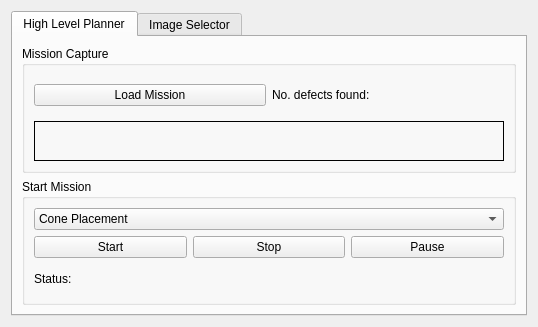
The window that heron_interact/resource/Heron.ui (ethz-asl/heron_planner) describes before a commit, drawn with Qt 5.
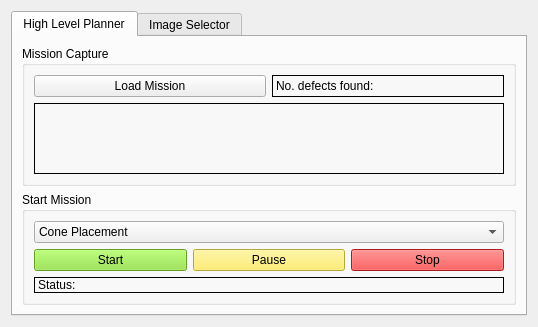
The same window after the commit.

Commit message: pics now sized nice

What changed in the file:
```diff
--- a/heron_interact/resource/Heron.ui
+++ b/heron_interact/resource/Heron.ui
@@ -10,6 +10,9 @@
     <height>327</height>
    </rect>
   </property>
+  <property name="styleSheet">
+   <string notr="true">color rgb(250, 141, 20)</string>
+  </property>
   <layout class="QVBoxLayout" name="mainLayout">
    <item>
     <widget class="QTabWidget" name="tabWidget">
@@ -38,6 +41,9 @@
             </item>
             <item>
              <widget class="QLabel" name="label_defects">
+              <property name="frameShape">
+               <enum>QFrame::Box</enum>
+              </property>
               <property name="text">
                <string>No. defects found:</string>
               </property>
@@ -48,6 +54,22 @@
           <item>
            <layout class="QHBoxLayout" name="layout_h_mission">
             <item>
+              <widget class="QLabel" name="label_map">
+                <property name="sizePolicy">
+                  <sizepolicy hsizetype="Expanding" vsizetype="Expanding">
+                    <horstretch>1</horstretch>
+                    <verstretch>1</verstretch>
+                  </sizepolicy>
+                </property>
+                <property name="frameShape">
+                  <enum>QFrame::Box</enum>
+                </property>
+                <property name="scaledContents">
+                  <bool>true</bool>
+                </property>
+              </widget>
+            </item>
+            <!-- <item>
              <widget class="QLabel" name="label_map">
               <property name="frameShape">
                <enum>QFrame::Box</enum>
@@ -56,7 +78,7 @@
                <string/>
               </property>
              </widget>
-            </item>
+            </item> -->
            </layout>
           </item>
          </layout>
@@ -108,31 +130,43 @@
               <property name="autoFillBackground">
                <bool>false</bool>
               </property>
+              <property name="styleSheet">
+               <string notr="true">background-color: rgb(138, 226, 52);</string>
+              </property>
               <property name="text">
                <string>Start</string>
               </property>
              </widget>
             </item>
-            <item>
-             <widget class="QPushButton" name="button_stop">
-              <property name="text">
-               <string>Stop</string>
-              </property>
-             </widget>
-            </item>
             <item>
              <widget class="QPushButton" name="button_pause">
+              <property name="styleSheet">
+               <string notr="true">background-color: rgb(252, 233, 79);</string>
+              </property>
               <property name="text">
                <string>Pause</string>
               </property>
              </widget>
             </item>
+            <item>
+             <widget class="QPushButton" name="button_stop">
+              <property name="styleSheet">
+               <string notr="true">background-color: rgb(239, 41, 41);</string>
+              </property>
+              <property name="text">
+               <string>Stop</string>
+              </property>
+             </widget>
+            </item>
            </layout>
           </item>
           <item>
            <layout class="QHBoxLayout" name="layout_h_status">
             <item>
              <widget class="QLabel" name="label_status">
+              <property name="frameShape">
+               <enum>QFrame::Box</enum>
+              </property>
               <property name="text">
                <string>Status:</string>
               </property>
@@ -188,6 +222,9 @@
            <layout class="QHBoxLayout" name="buttonLayoutImage">
             <item>
              <widget class="QPushButton" name="button_send">
+              <property name="styleSheet">
+               <string notr="true">background-color: rgb(192, 142, 255);</string>
+              </property>
               <property name="text">
                <string>Send Path</string>
               </property>
@@ -195,6 +232,9 @@
             </item>
             <item>
              <widget class="QPushButton" name="button_send_tf">
+              <property name="styleSheet">
+               <string notr="true">background-color: rgb(83, 255, 221);</string>
+              </property>
               <property name="text">
                <string>Send to TF</string>
               </property>
@@ -205,6 +245,9 @@
               <property name="autoFillBackground">
                <bool>false</bool>
               </property>
+              <property name="styleSheet">
+               <string notr="true">background-color: rgb(245, 121, 0);</string>
+              </property>
               <property name="text">
                <string>Send Carrot</string>
               </property>
```
The commit also changes 1 other file.
